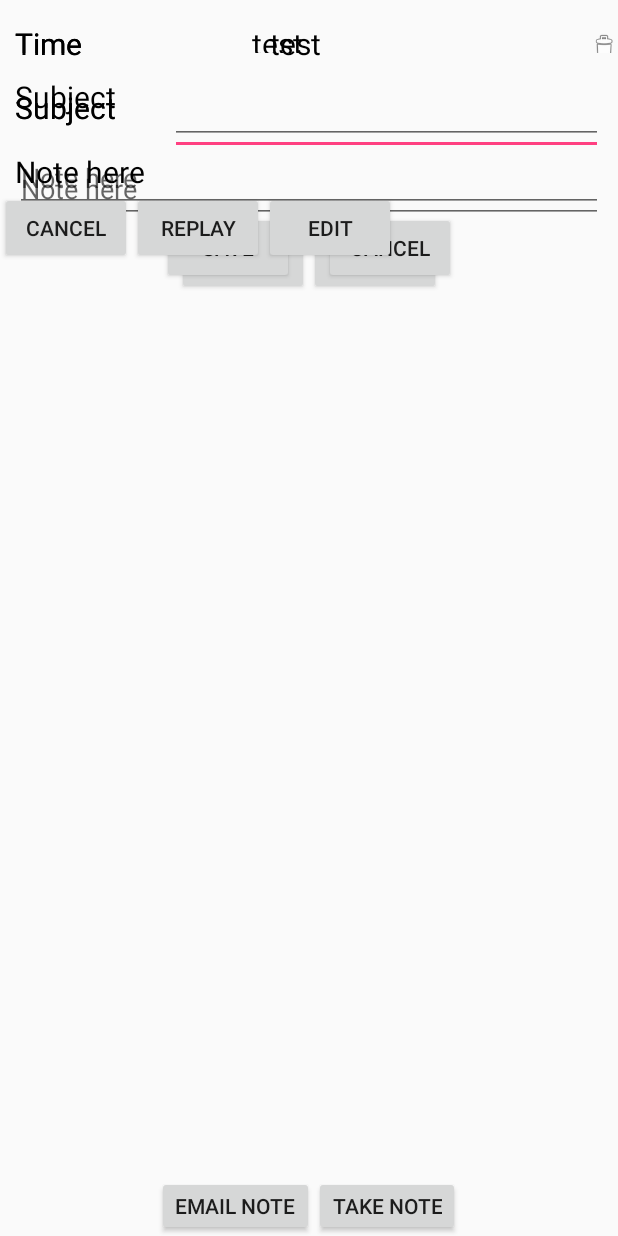
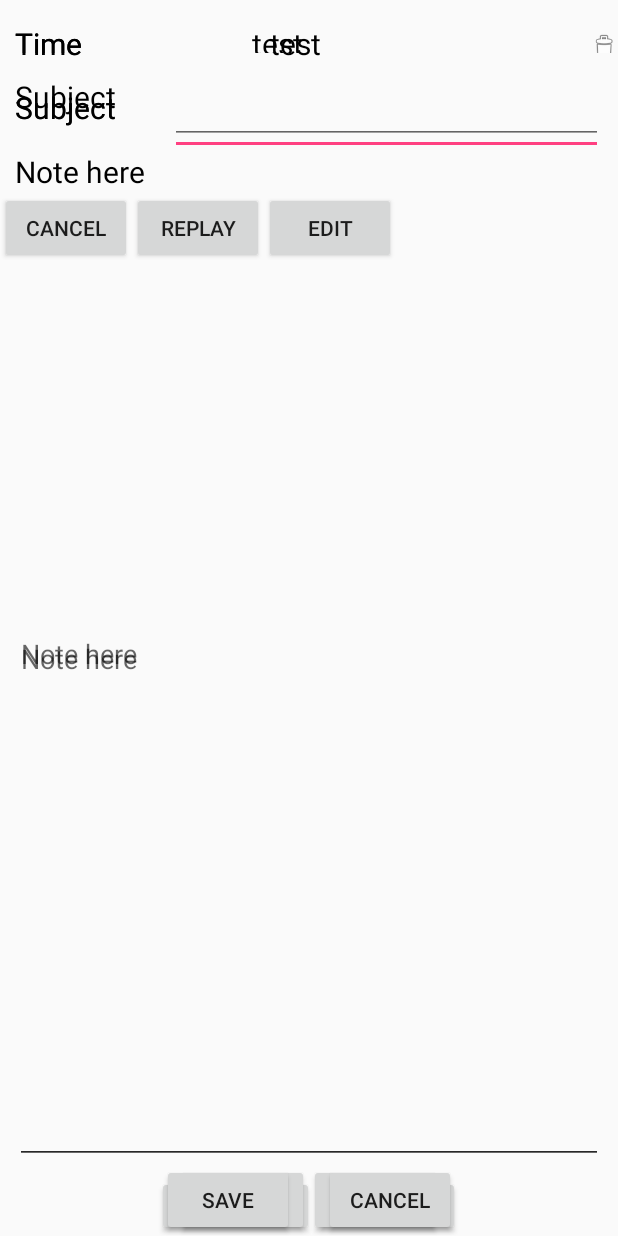
Before and after one commit to JililiDD/YouTubeNoteTaker, an Android app: the layout fragment_note_mode.xml on its own in the app's theme, with its tools: preview values and no code run, on a phone screen of 412 x 824 dp. Run offline under Robolectric (Android 15) with nearby library versions, the phone set to English and light mode, and no system bars.

Commit message:
- April,2,2018 - Fixed the UI bug that the buttons will be hidden when the note content input is long

```diff
--- a/app/src/main/res/layout/fragment_note_mode.xml
+++ b/app/src/main/res/layout/fragment_note_mode.xml
@@ -112,14 +112,15 @@
             android:layout_below="@id/llSubject"
             android:hint="Note here"
             android:layout_marginStart="10dp"
-            android:layout_marginEnd="10dp"/>
+            android:layout_marginEnd="10dp"
+            android:layout_above="@id/notepadButtons"/>
 
         <RelativeLayout
             android:id="@+id/notepadButtons"
             android:layout_width="match_parent"
             android:layout_height="wrap_content"
             android:gravity="center_horizontal"
-            android:layout_below="@id/usrNoteInput">
+            android:layout_alignParentBottom="true">
             <Button
                 android:id="@+id/btnSave"
                 android:layout_width="wrap_content"
@@ -221,15 +222,16 @@
             android:layout_below="@id/llEditNoteSubject"
             android:hint="Note here"
             android:layout_marginStart="10dp"
-            android:layout_marginEnd="10dp"/>
+            android:layout_marginEnd="10dp"
+            android:layout_above="@id/EditNoteNotepadButtons"/>
 
         <LinearLayout
             android:id="@+id/EditNoteNotepadButtons"
             android:layout_width="match_parent"
             android:layout_height="wrap_content"
             android:gravity="center_horizontal"
-            android:layout_below="@id/EditNoteUsrNoteInput"
-            android:orientation="horizontal">
+            android:orientation="horizontal"
+            android:layout_alignParentBottom="true">
 
             <Button
                 android:id="@+id/btnEditNoteSave"
@@ -364,7 +366,8 @@
                 android:layout_width="match_parent"
                 android:layout_height="wrap_content"
                 android:orientation="horizontal"
-                android:layout_below="@id/llShowNote">
+                android:layout_below="@id/llShowNote"
+                android:layout_alignParentBottom="true">
                 <Button
                     android:id="@+id/btnShowNoteCancel"
                     android:layout_width="wrap_content"
```
